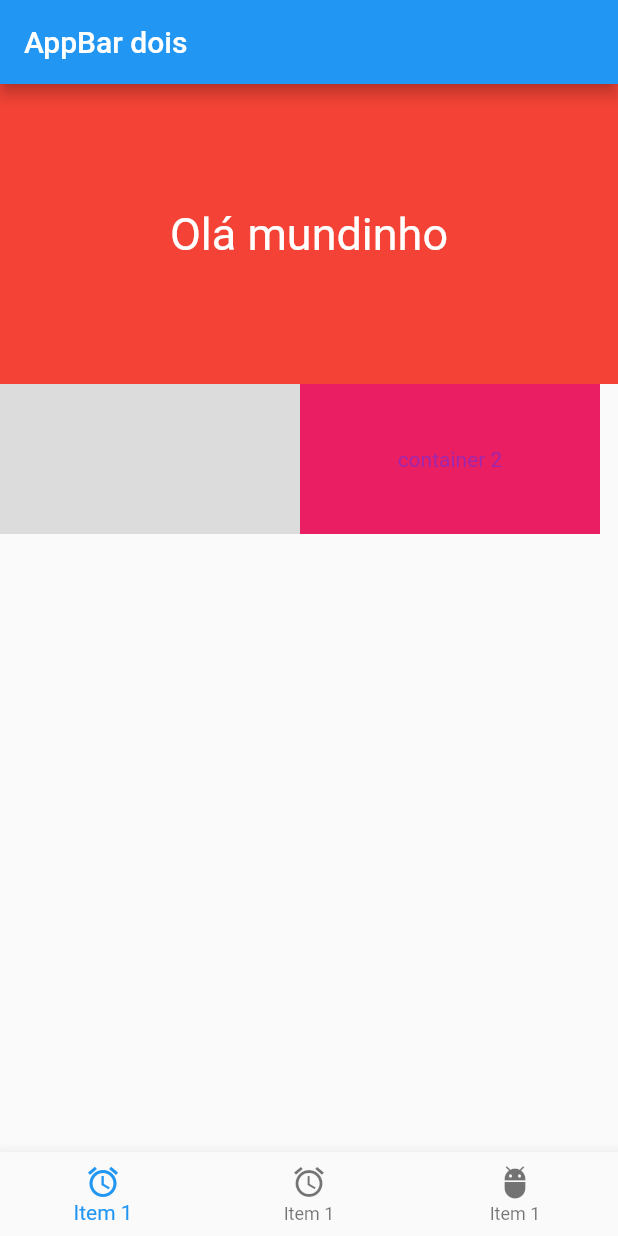
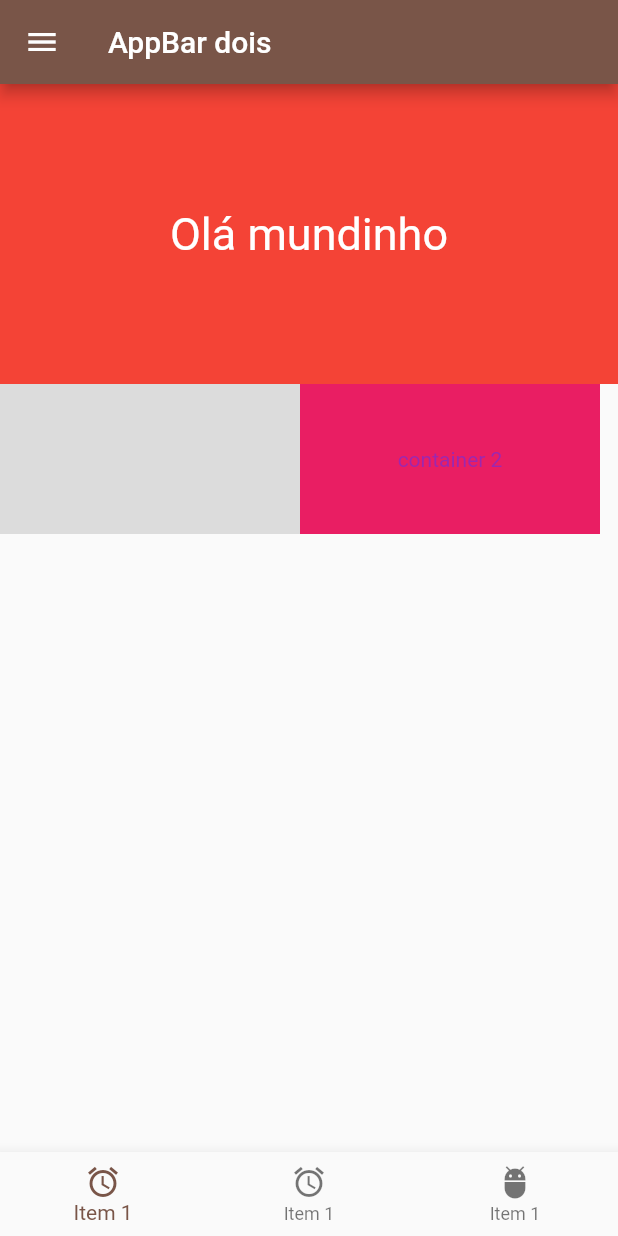
Before and after one commit to felixx97/Testes_flutter, a Flutter app: the screen it shows after launch, on a phone screen of 412 x 824 dp. Run offline on Flutter 3.47's test engine with Material 2 defaults, Android fonts, the phone set to English and light mode, and no system bars.

Commit message:
adicionando interação entre paginas

```diff
--- a/lib/main.dart
+++ b/lib/main.dart
@@ -11,6 +11,7 @@ class MyApp extends StatelessWidget {
   @override
   Widget build(BuildContext context) {
     return MaterialApp(
+      theme: ThemeData(primarySwatch: Colors.brown),
       debugShowCheckedModeBanner: false,
       home: HomePage(),
     );
--- a/lib/pages/home_page.dart
+++ b/lib/pages/home_page.dart
@@ -18,6 +18,41 @@ class _HomePageState extends State<HomePage> {
     return Scaffold(
       appBar: AppBar(
         title: const Text("AppBar dois"),
+      ),
+      drawer: Drawer(
+        child: ListView(
+          children: [
+            const UserAccountsDrawerHeader(
+              accountName: Text("Félix"),
+              accountEmail: Text("abrahammfelixx"),
+              currentAccountPicture: CircleAvatar(
+                backgroundColor: Colors.amberAccent,
+                child: Text('D'),
+              ),
+            ),
+            ListTile(
+              title: Text("item 1"),
+              trailing: Icon(Icons.account_tree),
+              onTap: () {
+                _pageController.jumpToPage(0);
+              },
+            ),
+            ListTile(
+              title: Text("item 2"),
+              trailing: Icon(Icons.account_tree),
+              onTap: () {
+                _pageController.jumpToPage(1);
+              },
+            ),
+            ListTile(
+              title: Text("item 3"),
+              trailing: Icon(Icons.account_tree),
+              onTap: () {
+                _pageController.jumpToPage(2);
+              },
+            ),
+          ],
+        ),
       ),
       body: PageView(
         controller: _pageController,
```
